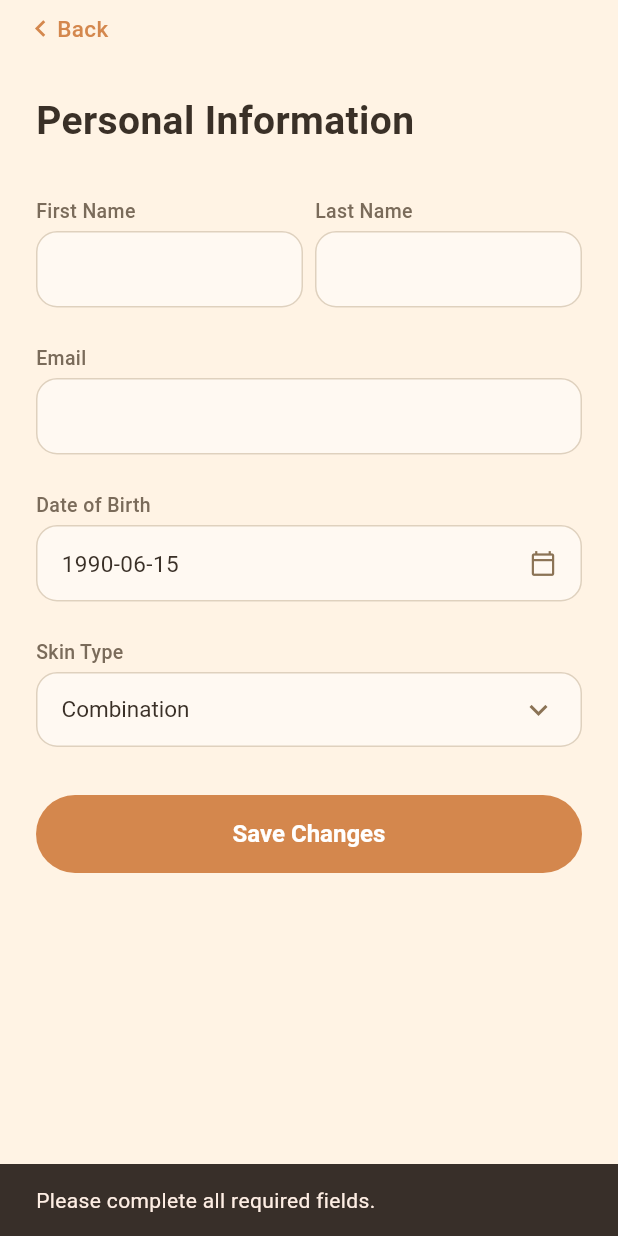
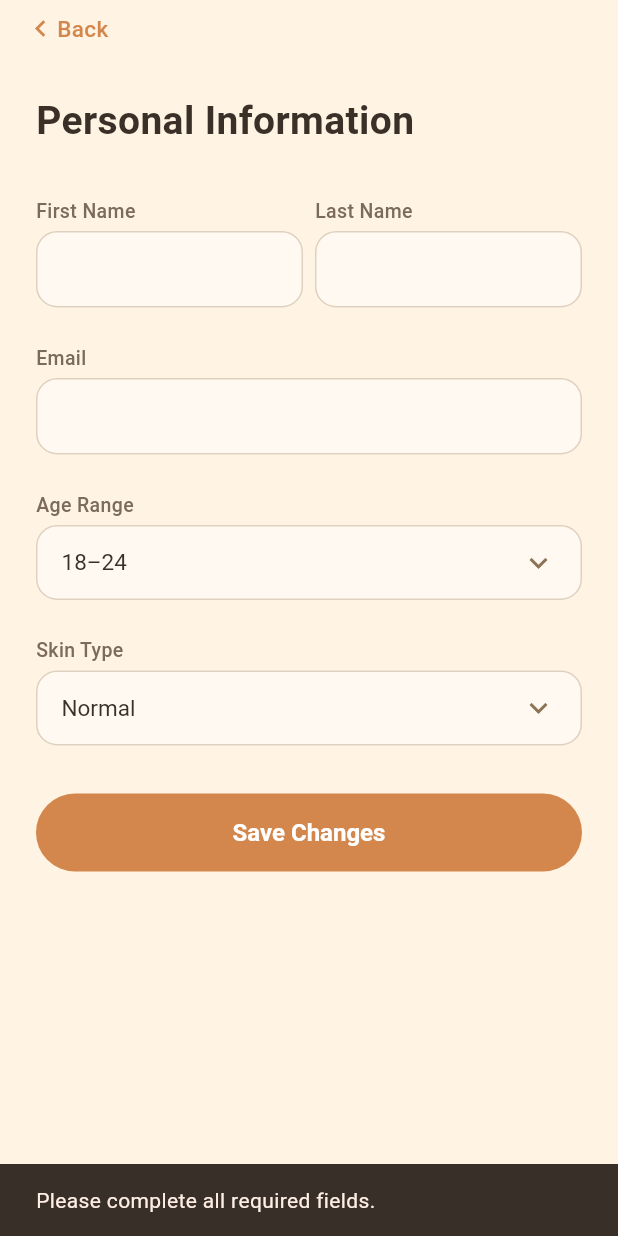
Before and after one commit to kashishgupta2911/SkinBuddy, a Flutter app: the PersonalInfoScreen screen opened directly, after a tap on "Save Changes", on a phone screen of 412 x 824 dp. Run offline on Flutter 3.47's test engine with Material 3 defaults, Android fonts, the phone set to English and light mode, and no system bars; our stand-ins replace cloud_firestore, firebase_auth, firebase_core, flutter_svg, google_sign_in, image_picker; missing offline and left inert: tflite_flutter; accounts and stored records are empty; generated files the repository leaves out were written again.

Commit message:
make into age range

```diff
--- a/lib/features/profile/presentation/personal_info_screen.dart
+++ b/lib/features/profile/presentation/personal_info_screen.dart
@@ -13,6 +13,17 @@ const List<String> _skinTypes = [
   'Sensitive',
 ];
 
+const List<String> _ageRanges = [
+  '0–12',
+  '13–17',
+  '18–24',
+  '25–34',
+  '35–44',
+  '45–54',
+  '55–64',
+  '65+',
+];
+
 class PersonalInfoScreen extends StatefulWidget {
   const PersonalInfoScreen({super.key});
 
@@ -22,22 +33,40 @@ class PersonalInfoScreen extends StatefulWidget {
 
 class _PersonalInfoScreenState extends State<PersonalInfoScreen> {
   final _store = ProfileStore.instance;
+
   late final TextEditingController _firstNameController;
   late final TextEditingController _lastNameController;
   late final TextEditingController _emailController;
-  late DateTime _dateOfBirth;
+
   late String _skinType;
+  late String _ageRange;
+
   bool _isSaving = false;
   bool _isLoadingProfile = false;
 
   @override
   void initState() {
     super.initState();
-    _firstNameController = TextEditingController(text: _store.firstName);
-    _lastNameController = TextEditingController(text: _store.lastName);
-    _emailController = TextEditingController(text: _store.email);
-    _dateOfBirth = _store.dateOfBirth;
-    _skinType = _store.skinType;
+
+    _firstNameController = TextEditingController(
+      text: _store.firstName,
+    );
+
+    _lastNameController = TextEditingController(
+      text: _store.lastName,
+    );
+
+    _emailController = TextEditingController(
+      text: _store.email,
+    );
+
+    // MUST set defaults first
+    _skinType = _store.skinType.isNotEmpty
+        ? _store.skinType
+        : 'Normal';
+
+    _ageRange = '18–24';
+
     _loadUserProfile();
   }
 
@@ -51,44 +80,54 @@ class _PersonalInfoScreenState extends State<PersonalInfoScreen> {
 
   Future<void> _loadUserProfile() async {
     final uid = FirebaseAuth.instance.currentUser?.uid;
-    if (uid == null) {
-      return;
-    }
+    if (uid == null) return;
 
     setState(() => _isLoadingProfile = true);
 
     try {
       final snapshot =
       await FirebaseFirestore.instance.collection('users').doc(uid).get();
+
       final data = snapshot.data();
       if (!mounted || data == null) return;
+
       setState(() {
         _firstNameController.text =
             (data['first_name'] as String? ?? '').trim();
-        _lastNameController.text = (data['last_name'] as String? ?? '').trim();
-        _emailController.text = (data['email'] as String? ?? '').trim();
+
+        _lastNameController.text =
+            (data['last_name'] as String? ?? '').trim();
+
+        _emailController.text =
+            (data['email'] as String? ?? '').trim();
+
+        final savedAgeRange =
+        (data['age_range'] as String? ?? '18–24').trim();
+
+        _ageRange = _ageRanges.contains(savedAgeRange)
+            ? savedAgeRange
+            : '18–24';
+
+        final savedSkinType =
+        (data['skin_type'] as String? ?? 'Normal').trim();
+
+        _skinType = _skinTypes.contains(savedSkinType)
+            ? savedSkinType
+            : 'Normal';
       });
     } catch (_) {
       if (!mounted) return;
+
       ScaffoldMessenger.of(context).showSnackBar(
-        const SnackBar(content: Text('Unable to load profile right now.')),
+        const SnackBar(
+          content: Text('Unable to load profile right now.'),
+        ),
       );
     } finally {
       if (mounted) {
         setState(() => _isLoadingProfile = false);
       }
     }
-  }
-
-  Future<void> _handlePickDate() async {
-    final picked = await showDatePicker(
-      context: context,
-      initialDate: _dateOfBirth,
-      firstDate: DateTime(1920),
-      lastDate: DateTime.now(),
-    );
-    if (picked == null) return;
-    setState(() => _dateOfBirth = picked);
   }
 
   Future<void> _handleSave() async {
@@ -98,7 +137,9 @@ class _PersonalInfoScreenState extends State<PersonalInfoScreen> {
 
     if (firstName.isEmpty || lastName.isEmpty || email.isEmpty) {
       ScaffoldMessenger.of(context).showSnackBar(
-        const SnackBar(content: Text('Please complete all required fields.')),
+        const SnackBar(
+          content: Text('Please complete all required fields.'),
+        ),
       );
       return;
     }
@@ -106,7 +147,9 @@ class _PersonalInfoScreenState extends State<PersonalInfoScreen> {
     final uid = FirebaseAuth.instance.currentUser?.uid;
     if (uid == null) {
       ScaffoldMessenger.of(context).showSnackBar(
-        const SnackBar(content: Text('Please log in again to save changes.')),
+        const SnackBar(
+          content: Text('Please log in again to save changes.'),
+        ),
       );
       return;
     }
@@ -116,7 +159,6 @@ class _PersonalInfoScreenState extends State<PersonalInfoScreen> {
     _store.firstName = firstName;
     _store.lastName = lastName;
     _store.email = email;
-    _store.dateOfBirth = _dateOfBirth;
     _store.skinType = _skinType;
 
     try {
@@ -124,9 +166,12 @@ class _PersonalInfoScreenState extends State<PersonalInfoScreen> {
         'first_name': firstName,
         'last_name': lastName,
         'email': email,
+        'age_range': _ageRange,
+        'skin_type': _skinType,
       }, SetOptions(merge: true));
 
       if (!mounted) return;
+
       ScaffoldMessenger.of(context).showSnackBar(
         const SnackBar(
           content: Text('Changes saved'),
@@ -135,8 +180,11 @@ class _PersonalInfoScreenState extends State<PersonalInfoScreen> {
       );
     } catch (_) {
       if (!mounted) return;
+
       ScaffoldMessenger.of(context).showSnackBar(
-        const SnackBar(content: Text('Unable to save profile right now.')),
+        const SnackBar(
+          content: Text('Unable to save profile right now.'),
+        ),
       );
     } finally {
       if (mounted) {
@@ -144,9 +192,6 @@ class _PersonalInfoScreenState extends State<PersonalInfoScreen> {
       }
     }
   }
-
-  String get _formattedDate =>
-      '${_dateOfBirth.year}-${_dateOfBirth.month.toString().padLeft(2, '0')}-${_dateOfBirth.day.toString().padLeft(2, '0')}';
 
   @override
   Widget build(BuildContext context) {
@@ -164,6 +209,7 @@ class _PersonalInfoScreenState extends State<PersonalInfoScreen> {
                   crossAxisAlignment: CrossAxisAlignment.start,
                   children: [
                     const SizedBox(height: AppSpacing.lg),
+
                     const Text(
                       'Personal Information',
                       style: TextStyle(
@@ -172,7 +218,9 @@ class _PersonalInfoScreenState extends State<PersonalInfoScreen> {
                         color: AppColors.textPrimary,
                       ),
                     ),
+
                     const SizedBox(height: AppSpacing.xl),
+
                     Row(
                       children: [
                         Expanded(
@@ -190,32 +238,48 @@ class _PersonalInfoScreenState extends State<PersonalInfoScreen> {
                         ),
                       ],
                     ),
+
                     const SizedBox(height: AppSpacing.lg),
+
                     _buildTextField(
                       label: 'Email',
                       controller: _emailController,
                       keyboardType: TextInputType.emailAddress,
                     ),
+
                     const SizedBox(height: AppSpacing.lg),
-                    _buildDateField(),
+
+                    _buildAgeRangeField(),
+
                     const SizedBox(height: AppSpacing.lg),
+
                     _buildSkinTypeField(),
+
                     const SizedBox(height: AppSpacing.xl),
+
                     FilledButton(
                       onPressed: _isSaving ? null : _handleSave,
                       child: _isSaving
                           ? const SizedBox(
                         height: 20,
                         width: 20,
-                              child: CircularProgressIndicator(strokeWidth: 2),
+                        child: CircularProgressIndicator(
+                          strokeWidth: 2,
+                        ),
                       )
                           : const Text('Save Changes'),
                     ),
+
                     const SizedBox(height: AppSpacing.xl),
+
                     if (_isLoadingProfile)
                       const Padding(
-                        padding: EdgeInsets.only(bottom: AppSpacing.md),
-                        child: Center(child: CircularProgressIndicator()),
+                        padding: EdgeInsets.only(
+                          bottom: AppSpacing.md,
+                        ),
+                        child: Center(
+                          child: CircularProgressIndicator(),
+                        ),
                       ),
                   ],
                 ),
@@ -293,9 +357,6 @@ class _PersonalInfoScreenState extends State<PersonalInfoScreen> {
             ),
             border: OutlineInputBorder(
               borderRadius: BorderRadius.circular(14),
-              borderSide: BorderSide(
-                color: AppColors.brownLight.withValues(alpha: 0.5),
-              ),
             ),
             enabledBorder: OutlineInputBorder(
               borderRadius: BorderRadius.circular(14),
@@ -305,7 +366,9 @@ class _PersonalInfoScreenState extends State<PersonalInfoScreen> {
             ),
             focusedBorder: OutlineInputBorder(
               borderRadius: BorderRadius.circular(14),
-              borderSide: const BorderSide(color: AppColors.primary),
+              borderSide: const BorderSide(
+                color: AppColors.primary,
+              ),
             ),
           ),
         ),
@@ -313,12 +376,12 @@ class _PersonalInfoScreenState extends State<PersonalInfoScreen> {
     );
   }
 
-  Widget _buildDateField() {
+  Widget _buildAgeRangeField() {
     return Column(
       crossAxisAlignment: CrossAxisAlignment.start,
       children: [
         const Text(
-          'Date of Birth',
+          'Age Range',
           style: TextStyle(
             fontSize: 13,
             fontWeight: FontWeight.w500,
@@ -326,13 +389,9 @@ class _PersonalInfoScreenState extends State<PersonalInfoScreen> {
           ),
         ),
         const SizedBox(height: AppSpacing.xs),
-        GestureDetector(
-          onTap: _handlePickDate,
-          child: Container(
-            width: double.infinity,
+        Container(
           padding: const EdgeInsets.symmetric(
             horizontal: AppSpacing.md,
-              vertical: 14,
           ),
           decoration: BoxDecoration(
             color: AppColors.surface,
@@ -341,22 +400,30 @@ class _PersonalInfoScreenState extends State<PersonalInfoScreen> {
               color: AppColors.brownLight.withValues(alpha: 0.5),
             ),
           ),
-            child: Row(
-              mainAxisAlignment: MainAxisAlignment.spaceBetween,
-              children: [
-                Text(
-                  _formattedDate,
+          child: DropdownButtonHideUnderline(
+            child: DropdownButton<String>(
+              value: _ageRange,
+              isExpanded: true,
               style: const TextStyle(
                 fontSize: 15,
                 color: AppColors.textPrimary,
               ),
-                ),
-                const Icon(
-                  Icons.calendar_today_outlined,
-                  size: 18,
+              icon: const Icon(
+                Icons.keyboard_arrow_down,
                 color: AppColors.brownMedium,
               ),
-              ],
+              items: _ageRanges
+                  .map(
+                    (range) => DropdownMenuItem(
+                  value: range,
+                  child: Text(range),
+                ),
+              )
+                  .toList(),
+              onChanged: (value) {
+                if (value == null) return;
+                setState(() => _ageRange = value);
+              },
             ),
           ),
         ),
@@ -378,7 +445,9 @@ class _PersonalInfoScreenState extends State<PersonalInfoScreen> {
         ),
         const SizedBox(height: AppSpacing.xs),
         Container(
-          padding: const EdgeInsets.symmetric(horizontal: AppSpacing.md),
+          padding: const EdgeInsets.symmetric(
+            horizontal: AppSpacing.md,
+          ),
           decoration: BoxDecoration(
             color: AppColors.surface,
             borderRadius: BorderRadius.circular(14),
@@ -390,20 +459,25 @@ class _PersonalInfoScreenState extends State<PersonalInfoScreen> {
             child: DropdownButton<String>(
               value: _skinType,
               isExpanded: true,
+              style: const TextStyle(
+                fontSize: 15,
+                color: AppColors.textPrimary,
+              ),
               icon: const Icon(
                 Icons.keyboard_arrow_down,
                 color: AppColors.brownMedium,
               ),
-              style: const TextStyle(
-                fontSize: 15,
-                color: AppColors.textPrimary,
+              items: _skinTypes
+                  .map(
+                    (type) => DropdownMenuItem(
+                  value: type,
+                  child: Text(type),
                 ),
-              items: _skinTypes
-                  .map((t) => DropdownMenuItem(value: t, child: Text(t)))
+              )
                   .toList(),
-              onChanged: (v) {
-                if (v == null) return;
-                setState(() => _skinType = v);
+              onChanged: (value) {
+                if (value == null) return;
+                setState(() => _skinType = value);
               },
             ),
           ),
```
Lines whose indentation alone changed are shown as unchanged.
